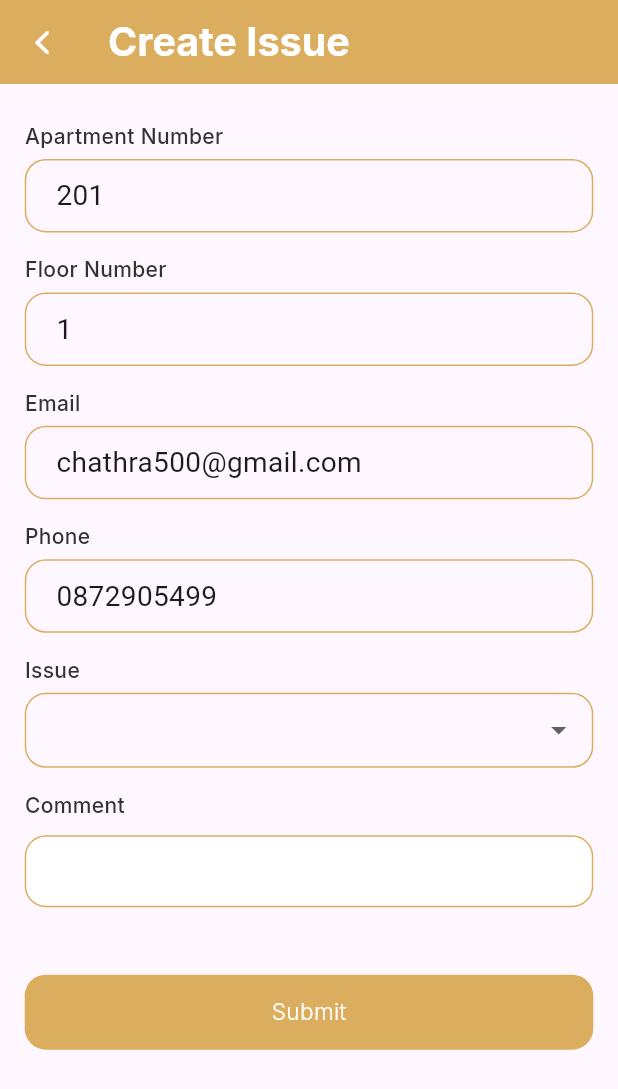
After one commit to ChathraNavoda/LivingEase, a Flutter app: the HomeScreen screen opened directly, after a tap on an icon or button, on a phone screen of 412 x 824 dp. The commit adds this screen. Shown: the top 1089 px of the screen. Run offline on Flutter 3.47's test engine with Material 3 defaults, Android fonts, the phone set to English and light mode, and no system bars; our stand-ins replace flutter_screenutil, flutter_svg, google_fonts.

Commit message:
Create issue screen

```diff
--- a/lib/features/home/screens/home_screen.dart
+++ b/lib/features/home/screens/home_screen.dart
@@ -4,6 +4,7 @@ import 'package:flutter_svg/flutter_svg.dart';
 import 'package:livingease/common/constant.dart';
 import 'package:livingease/common/spacing.dart';
 import 'package:livingease/features/home/widgets/category_card.dart';
+import 'package:livingease/features/tenants/screens/create_issue_screen.dart';
 import 'package:livingease/theme/colors.dart';
 import 'package:livingease/theme/text_theme.dart';
 
@@ -100,10 +101,21 @@ class _HomeScreenState extends State<HomeScreen> {
                           vertical: 25, horizontal: 10),
                       child: Column(
                         children: [
-                          SvgPicture.asset(
-                            AppConstants.createIssue,
-                            width: 50.0,
-                            height: 30.0,
+                          InkWell(
+                            onTap: () {
+                              Navigator.push(
+                                context,
+                                MaterialPageRoute(
+                                  builder: (context) =>
+                                      const CreateIssueScreen(),
+                                ),
+                              );
+                            },
+                            child: SvgPicture.asset(
+                              AppConstants.createIssue,
+                              width: 50.0,
+                              height: 30.0,
+                            ),
                           ),
                           Text(
                             "Create Issue",
@@ -178,7 +190,7 @@ class _HomeScreenState extends State<HomeScreen> {
                       CategoryCard(
                         category: "Monthly\nRent",
                         image: AppConstants.hostelFee,
-                        imageWidth: 70.0,
+                        imageWidth: 80.0,
                         imageHeight: 50.0,
                         onTap: () {},
                       ),
--- /dev/null
+++ b/lib/features/tenants/screens/create_issue_screen.dart
@@ -0,0 +1,221 @@
+import 'package:flutter/material.dart';
+import 'package:flutter_screenutil/flutter_screenutil.dart';
+import 'package:livingease/common/app_bar.dart';
+import 'package:livingease/common/custom_text_field.dart';
+import 'package:livingease/common/spacing.dart';
+import 'package:livingease/features/auth/widgets/custom_button.dart';
+import 'package:livingease/theme/colors.dart';
+import 'package:livingease/theme/text_theme.dart';
+
+class CreateIssueScreen extends StatefulWidget {
+  const CreateIssueScreen({super.key});
+
+  @override
+  State<CreateIssueScreen> createState() => _CreateIssueScreenState();
+}
+
+class _CreateIssueScreenState extends State<CreateIssueScreen> {
+  TextEditingController tenantComment = TextEditingController();
+  String? selectedIssue;
+  List<String> issues = [
+    "Bathroom",
+    "Bedroom",
+    "Water",
+    "Electricity",
+    "Furniture",
+    "Kitchen",
+  ];
+
+  @override
+  void dispose() {
+    tenantComment.dispose();
+    super.dispose();
+  }
+
+  @override
+  Widget build(BuildContext context) {
+    return Scaffold(
+      appBar: buildAppBar(context, 'Create Issue'),
+      body: SingleChildScrollView(
+        child: Padding(
+          padding: EdgeInsets.symmetric(
+            vertical: 10.h,
+            horizontal: 15.w,
+          ),
+          child: Form(
+            child: Column(
+              crossAxisAlignment: CrossAxisAlignment.start,
+              children: [
+                heightSpacer(15),
+                Text(
+                  "Apartment Number",
+                  style: AppTextTheme.kPrimaryStyle,
+                ),
+                heightSpacer(5),
+                Container(
+                  padding: const EdgeInsets.all(10.0),
+                  width: double.maxFinite,
+                  decoration: ShapeDecoration(
+                    shape: RoundedRectangleBorder(
+                        borderRadius: BorderRadius.circular(14),
+                        side: const BorderSide(
+                          width: 1,
+                          color: AppColors.kIndianYellow,
+                        )),
+                  ),
+                  child: Padding(
+                    padding: const EdgeInsets.only(left: 10),
+                    child: Text(
+                      "201",
+                      style: TextStyle(fontSize: 17.sp),
+                    ),
+                  ),
+                ),
+                heightSpacer(15),
+                Text(
+                  "Floor Number",
+                  style: AppTextTheme.kPrimaryStyle,
+                ),
+                heightSpacer(5),
+                Container(
+                  padding: const EdgeInsets.all(10.0),
+                  width: double.maxFinite,
+                  decoration: ShapeDecoration(
+                    shape: RoundedRectangleBorder(
+                      borderRadius: BorderRadius.circular(14),
+                      side: const BorderSide(
+                        width: 1,
+                        color: AppColors.kIndianYellow,
+                      ),
+                    ),
+                  ),
+                  child: Padding(
+                    padding: const EdgeInsets.only(left: 10),
+                    child: Text(
+                      "1",
+                      style: TextStyle(fontSize: 17.sp),
+                    ),
+                  ),
+                ),
+                heightSpacer(15),
+                Text(
+                  "Email",
+                  style: AppTextTheme.kPrimaryStyle,
+                ),
+                heightSpacer(5),
+                Container(
+                  padding: const EdgeInsets.all(10.0),
+                  width: double.maxFinite,
+                  decoration: ShapeDecoration(
+                    shape: RoundedRectangleBorder(
+                      borderRadius: BorderRadius.circular(14),
+                      side: const BorderSide(
+                        width: 1,
+                        color: AppColors.kIndianYellow,
+                      ),
+                    ),
+                  ),
+                  child: Padding(
+                    padding: const EdgeInsets.only(left: 10),
+                    child: Text(
+                      "chathra500@gmail.com",
+                      style: TextStyle(fontSize: 17.sp),
+                    ),
+                  ),
+                ),
+                heightSpacer(15),
+                Text(
+                  "Phone",
+                  style: AppTextTheme.kPrimaryStyle,
+                ),
+                heightSpacer(5),
+                Container(
+                  padding: const EdgeInsets.all(10.0),
+                  width: double.maxFinite,
+                  decoration: ShapeDecoration(
+                    shape: RoundedRectangleBorder(
+                      borderRadius: BorderRadius.circular(14),
+                      side: const BorderSide(
+                        width: 1,
+                        color: AppColors.kIndianYellow,
+                      ),
+                    ),
+                  ),
+                  child: Padding(
+                    padding: const EdgeInsets.only(left: 10),
+                    child: Text(
+                      "0872905499",
+                      style: TextStyle(fontSize: 17.sp),
+                    ),
+                  ),
+                ),
+                heightSpacer(15),
+                Text(
+                  "Issue",
+                  style: AppTextTheme.kPrimaryStyle,
+                ),
+                heightSpacer(5),
+                Container(
+                  padding: const EdgeInsets.symmetric(horizontal: 10),
+                  width: double.maxFinite,
+                  decoration: ShapeDecoration(
+                    shape: RoundedRectangleBorder(
+                      borderRadius: BorderRadius.circular(14),
+                      side: const BorderSide(
+                        width: 1,
+                        color: AppColors.kIndianYellow,
+                      ),
+                    ),
+                  ),
+                  child: DropdownButton(
+                      underline: const SizedBox(),
+                      isExpanded: true,
+                      value: selectedIssue,
+                      items: issues.map((String issue) {
+                        return DropdownMenuItem(
+                          value: issue,
+                          child: Text(issue),
+                        );
+                      }).toList(),
+                      onChanged: (String? newValue) {
+                        setState(() {
+                          selectedIssue = newValue;
+                        });
+                      }),
+                ),
+                heightSpacer(15),
+                Text(
+                  "Comment",
+                  style: AppTextTheme.kPrimaryStyle,
+                ),
+                heightSpacer(5),
+                CustomTextField(
+                  controller: tenantComment,
+                  validator: (value) {
+                    if (value!.isEmpty) {
+                      return "Comment is required!";
+                    }
+                    return null;
+                  },
+                  enabledBorder: OutlineInputBorder(
+                    borderRadius: BorderRadius.circular(14),
+                    borderSide: const BorderSide(
+                      color: AppColors.kIndianYellow,
+                    ),
+                  ),
+                ),
+                heightSpacer(40),
+                CustomButton(
+                  buttonText: "Submit",
+                  buttonColor: const Color.fromARGB(255, 255, 255, 255),
+                  onTap: () {},
+                  size: 15,
+                )
+              ],
+            ),
+          ),
+        ),
+      ),
+    );
+  }
+}
```
